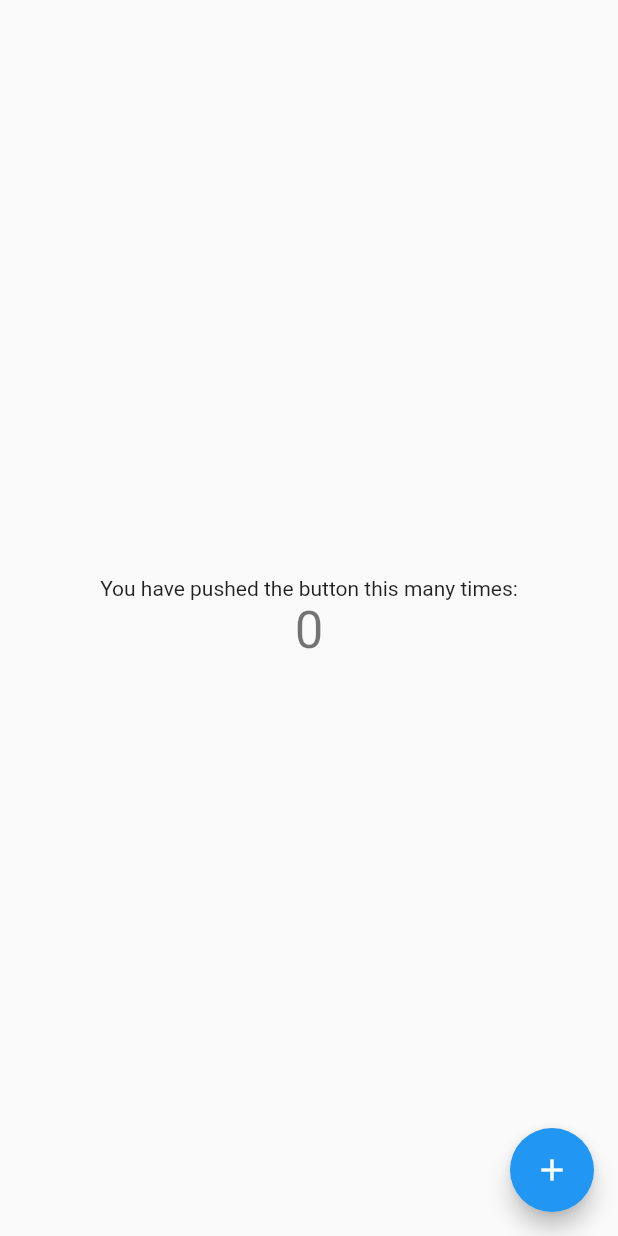
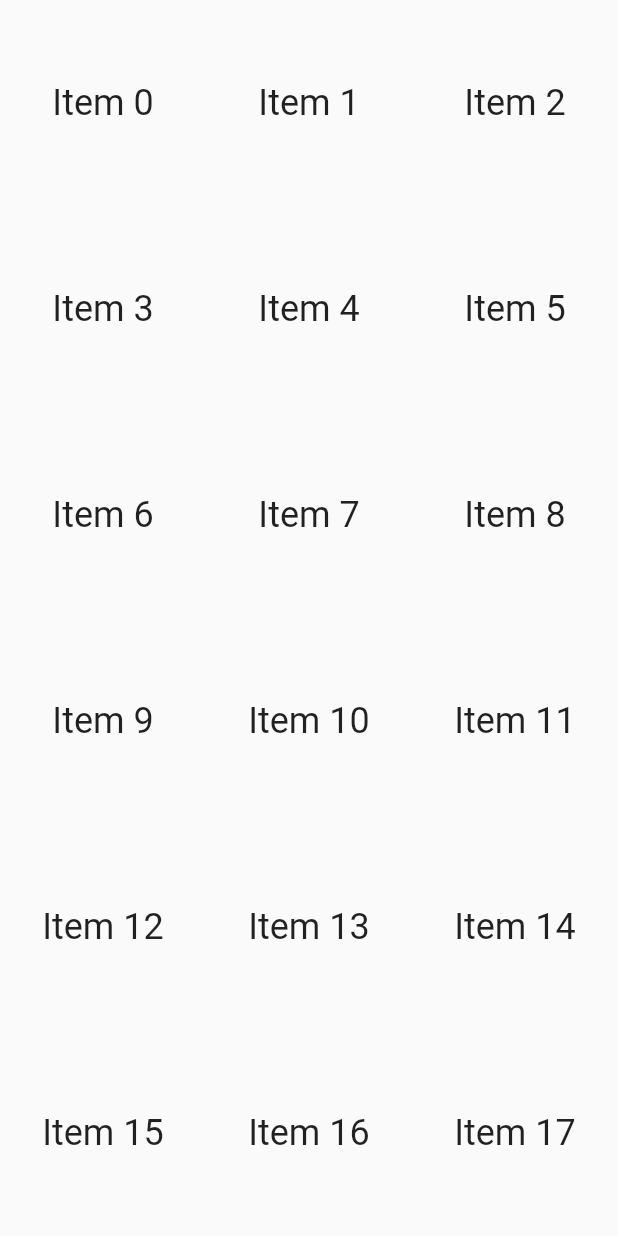
Before and after one commit to MakotoUwaya/first_flutter, a Flutter app: the FavoriteScreen screen opened directly, on a phone screen of 412 x 824 dp. Run offline on Flutter 3.47's test engine with Material 2 defaults, Android fonts, the phone set to English and light mode, and no system bars; our stand-ins replace firebase_core; accounts and stored records are empty.

Commit message:
⚗️ Add Scrollable contents

```diff
--- a/lib/src/screens/favorite.dart
+++ b/lib/src/screens/favorite.dart
@@ -1,3 +1,4 @@
+import 'package:flutter_application_1/src/widgets/web_scrollbar.dart';
 import 'package:flutter/material.dart';
 
 class FavoriteScreen extends StatefulWidget {
@@ -8,36 +9,44 @@ class FavoriteScreen extends StatefulWidget {
 }
 
 class _FavoriteScreenState extends State<FavoriteScreen> {
-  int _counter = 0;
+  late ScrollController _scrollController;
+  double _scrollPosition = 0;
+  double _opacity = 0;
 
-  void _incrementCounter() {
+  _scrollListener() {
     setState(() {
-      _counter++;
+      _scrollPosition = _scrollController.position.pixels;
     });
   }
 
   @override
+  void initState() {
+    _scrollController = ScrollController();
+    _scrollController.addListener(_scrollListener);
+    super.initState();
+  }
+
+  @override
   Widget build(BuildContext context) {
+    var screenSize = MediaQuery.of(context).size;
+    _opacity = _scrollPosition < screenSize.height * 0.40
+        ? _scrollPosition / (screenSize.height * 0.40)
+        : 1;
+
     return Scaffold(
-      body: Center(
-        child: Column(
-          mainAxisAlignment: MainAxisAlignment.center,
-          children: <Widget>[
-            const Text(
-              'You have pushed the button this many times:',
-            ),
-            Text(
-              '$_counter',
-              style: Theme.of(context).textTheme.headline4,
-            ),
-          ],
-        ),
-      ),
-      floatingActionButton: FloatingActionButton(
-        onPressed: _incrementCounter,
-        tooltip: 'Increment',
-        child: const Icon(Icons.add),
-      ),
+      body: WebScrollbar(
+          controller: _scrollController,
+          child: GridView.count(
+            crossAxisCount: 3,
+            children: List.generate(100, (index) {
+              return Center(
+                child: Text(
+                  'Item $index',
+                  style: Theme.of(context).textTheme.headline5,
+                ),
+              );
+            }),
+          )),
     );
   }
 }
--- /dev/null
+++ b/lib/src/widgets/web_scrollbar.dart
@@ -0,0 +1,163 @@
+import 'dart:async';
+
+import 'package:flutter/material.dart';
+
+class WebScrollbar extends StatefulWidget {
+  final Widget child;
+  final ScrollController controller;
+  final double heightFraction;
+  final double width;
+  final Color color;
+  final Color backgroundColor;
+  final bool isAlwaysShown;
+
+  const WebScrollbar({
+    super.key,
+    required this.child,
+    required this.controller,
+    this.heightFraction = 0.20,
+    this.width = 8,
+    this.color = Colors.black45,
+    this.backgroundColor = Colors.black12,
+    this.isAlwaysShown = false,
+  }) : assert(heightFraction < 1.0 && heightFraction > 0.0);
+
+  @override
+  WebScrollbarState createState() => WebScrollbarState();
+}
+
+class WebScrollbarState extends State<WebScrollbar> {
+  double _scrollPosition = 0;
+  late bool _isUpdating;
+  late Timer timer;
+
+  _scrollListener() {
+    setState(() {
+      _scrollPosition = widget.controller.position.pixels;
+    });
+  }
+
+  @override
+  void initState() {
+    widget.controller.addListener(_scrollListener);
+    _isUpdating = false;
+    super.initState();
+  }
+
+  @override
+  Widget build(BuildContext context) {
+    var screenSize = MediaQuery.of(context).size;
+    double scrollerHeight = screenSize.height * widget.heightFraction;
+
+    double topMargin = widget.controller.hasClients
+        ? ((screenSize.height *
+                _scrollPosition /
+                widget.controller.position.maxScrollExtent) -
+            (scrollerHeight *
+                _scrollPosition /
+                widget.controller.position.maxScrollExtent))
+        : 0;
+
+    return NotificationListener<ScrollNotification>(
+      onNotification: (notification) {
+        if (notification.depth == 0) {
+          if (notification is ScrollUpdateNotification) {
+            timer.cancel();
+            setState(() {
+              _isUpdating = true;
+            });
+          } else {
+            timer = Timer(const Duration(seconds: 5), () {
+              setState(() {
+                _isUpdating = false;
+              });
+            });
+          }
+        }
+        return true;
+      },
+      child: Stack(
+        children: [
+          widget.child,
+          AnimatedOpacity(
+            opacity: widget.isAlwaysShown
+                ? 1
+                : widget.controller.hasClients
+                    ? _isUpdating
+                        ? 1
+                        : 0
+                    : 0,
+            duration: const Duration(milliseconds: 300),
+            child: Container(
+              alignment: Alignment.centerRight,
+              height: MediaQuery.of(context).size.height,
+              width: widget.width + 2,
+              margin: EdgeInsets.only(
+                left: MediaQuery.of(context).size.width - widget.width + 2,
+              ),
+              color: widget.backgroundColor,
+              child: Align(
+                alignment: Alignment.topCenter,
+                child: GestureDetector(
+                  child: Container(
+                    height: scrollerHeight,
+                    width: widget.width,
+                    margin: EdgeInsets.only(
+                      left: 1.0,
+                      right: 1.0,
+                      top: topMargin,
+                    ),
+                    decoration: BoxDecoration(
+                      color: widget.color,
+                      borderRadius: const BorderRadius.all(
+                        Radius.circular(3.0),
+                      ),
+                    ),
+                  ),
+                  onTapCancel: () {
+                    timer = Timer(const Duration(seconds: 5), () {
+                      setState(() {
+                        _isUpdating = false;
+                      });
+                    });
+                  },
+                  onTapDown: (details) {
+                    timer.cancel();
+                    setState(() {
+                      _isUpdating = true;
+                    });
+                  },
+                  onVerticalDragUpdate: (dragUpdate) {
+                    widget.controller.position.moveTo(dragUpdate
+                            .globalPosition.dy +
+                        dragUpdate.globalPosition.dy *
+                            (_scrollPosition /
+                                widget.controller.position.maxScrollExtent) -
+                        (scrollerHeight *
+                            _scrollPosition /
+                            widget.controller.position.maxScrollExtent));
+
+                    setState(() {
+                      if (dragUpdate.globalPosition.dy >= 0 &&
+                          _scrollPosition <=
+                              widget.controller.position.maxScrollExtent) {
+                        _scrollPosition = dragUpdate.globalPosition.dy +
+                            dragUpdate.globalPosition.dy *
+                                (_scrollPosition /
+                                    widget
+                                        .controller.position.maxScrollExtent) -
+                            (scrollerHeight *
+                                _scrollPosition /
+                                widget.controller.position.maxScrollExtent);
+                      }
+                    });
+                  },
+                ),
+              ),
+            ),
+          ),
+        ],
+      ),
+    );
+  }
+}
```
Also changed, not shown: lib/src/widgets/responsive_widget.dart (added, +43 -0 lines).
